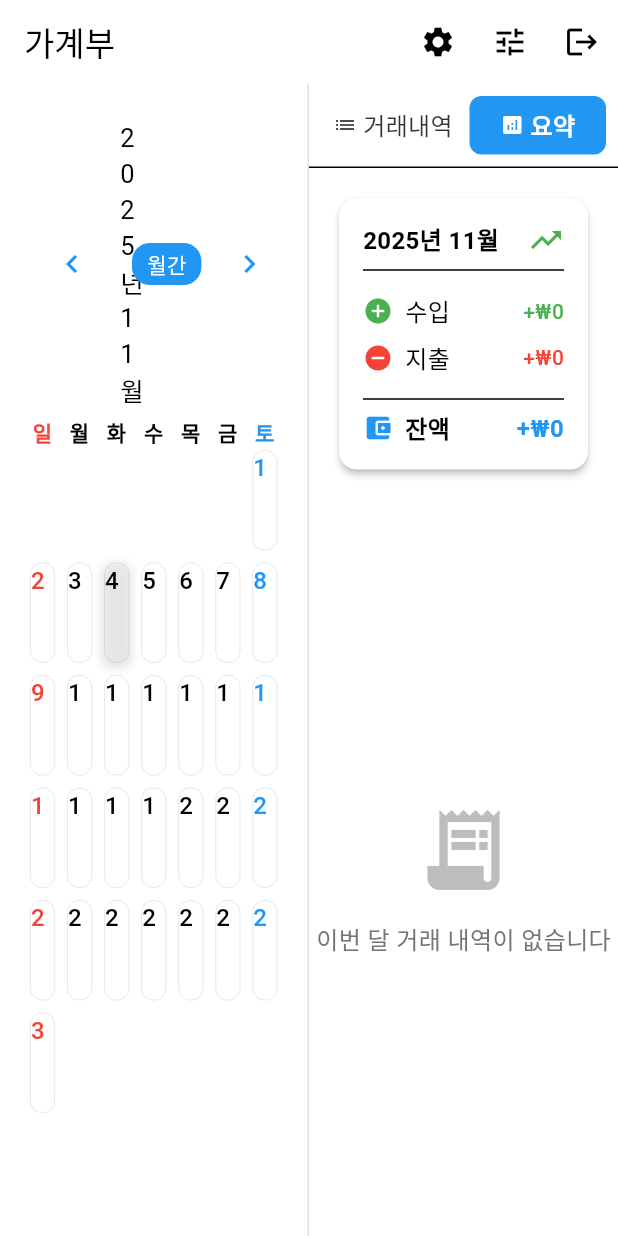
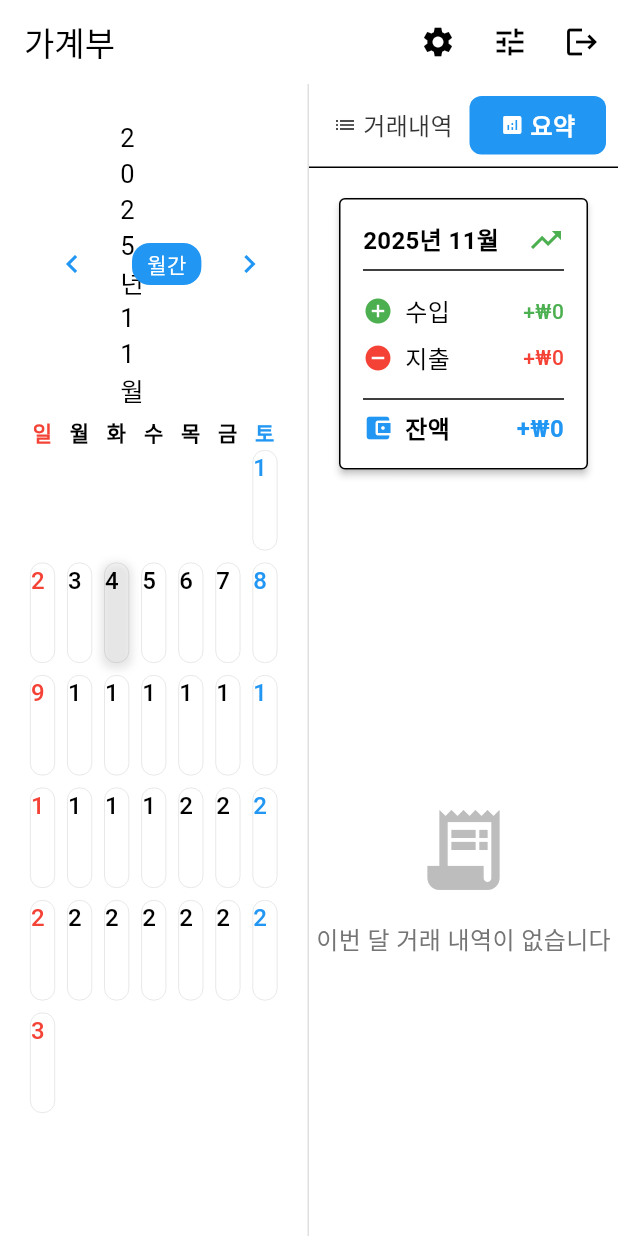
Before and after one commit to SourPringles/Just_A_Account_Book, a Flutter app: the screen it shows once a user with an empty profile is signed in, after a tap on "요약", on a phone screen of 412 x 824 dp. Run offline on Flutter 3.47's test engine with Material 3 defaults, Android fonts, the phone set to English and light mode, and no system bars; drawn by our look-alikes of table_calendar; our stand-ins replace cloud_firestore, firebase_auth, firebase_core, shared_preferences; missing offline and left inert: window_manager; accounts and stored records are empty; statements that could not run were skipped.

Commit message:
ui관련 변수 통합/리팩토링2

```diff
--- a/lib/main.dart
+++ b/lib/main.dart
@@ -1,5 +1,6 @@
 import 'package:flutter/material.dart';
 import 'package:flutter/foundation.dart';
+import 'package:flutter/rendering.dart';
 import 'dart:io' show Platform;
 
 import 'package:firebase_core/firebase_core.dart';
@@ -21,6 +22,13 @@ const Size windowScreenSize = Size(1280, 720);
 void main() async {
   WidgetsFlutterBinding.ensureInitialized();
   await initializeDateFormatting();
+
+  // 모든 위젯에 테두리 표시 (디버그 모드)
+  debugPaintSizeEnabled = false;
+  debugPaintBaselinesEnabled = false;
+  debugPaintPointersEnabled = false;
+  debugPaintLayerBordersEnabled = false;
+  debugRepaintRainbowEnabled = false;
 
   // Windows 플랫폼 전용 설정
   if (!kIsWeb && Platform.isWindows) {
--- a/lib/view/calendar/calendar_widget.dart
+++ b/lib/view/calendar/calendar_widget.dart
@@ -2,6 +2,7 @@ import 'package:just_a_account_book/view/calendar/sum_widget.dart';
 import 'package:flutter/material.dart';
 import '../uivalue/ui_layout.dart';
 import '../uivalue/ui_colors.dart';
+import '../uivalue/ui_text.dart';
 import 'package:table_calendar/table_calendar.dart';
 import 'package:firebase_auth/firebase_auth.dart';
 import 'package:intl/intl.dart';
@@ -10,23 +11,6 @@ import '../../models/transaction_model.dart';
 
 // UI 타입을 나타내는 enum
 enum CalendarUIType { mobile, window }
-
-// 캘린더 텍스트 스타일 클래스
-class CalendarTextStyles {
-  final double dayNumberSize;
-  final double amountSize;
-  final double headerSize;
-  final double dayOfWeekSize;
-  final double rowHeight;
-
-  const CalendarTextStyles({
-    required this.dayNumberSize,
-    required this.amountSize,
-    required this.headerSize,
-    required this.dayOfWeekSize,
-    required this.rowHeight,
-  });
-}
 
 class CalendarWidget extends StatefulWidget {
   final DateTime? initialSelectedDate;
@@ -183,34 +167,8 @@ class _CalendarWidgetState extends State<CalendarWidget> {
     return total;
   }
 
-  // UI 타입에 따른 텍스트 스타일 설정
-  CalendarTextStyles _getTextStyles() {
-    final uiType = widget.uiType ?? CalendarUIType.mobile; // null이면 모바일로 기본 설정
-
-    switch (uiType) {
-      case CalendarUIType.window:
-        return CalendarTextStyles(
-          dayNumberSize: 16.0,
-          amountSize: 12.0,
-          headerSize: 16.0,
-          dayOfWeekSize: 14.0,
-          rowHeight: 75.0,
-        );
-      case CalendarUIType.mobile:
-        return CalendarTextStyles(
-          dayNumberSize: 14.0,
-          amountSize: 10.0,
-          headerSize: 14.0,
-          dayOfWeekSize: 14.0,
-          rowHeight: 80.0,
-        );
-    }
-  }
-
   // 기본 날짜 셀 디자인 생성 함수
   Widget _buildDefaultCell(BuildContext context, DateTime date) {
-    final textStyles = _getTextStyles();
-
     // 다크 모드는 UIColors.textPrimaryColor에서 처리
 
     // 요일에 따른 날짜 색상 설정 (주말은 예외)
@@ -257,7 +215,7 @@ class _CalendarWidgetState extends State<CalendarWidget> {
             child: Text(
               date.day.toString(),
               style: TextStyle(
-                fontSize: textStyles.dayNumberSize,
+                fontSize: UIText.calendarDayNumber,
                 fontWeight: FontWeight.w500,
                 color: dateTextColor,
               ),
@@ -275,7 +233,7 @@ class _CalendarWidgetState extends State<CalendarWidget> {
                   Text(
                     income > 0 ? '+${formatAmount(income)}' : '',
                     style: TextStyle(
-                      fontSize: textStyles.amountSize,
+                      fontSize: UIText.calendarAmount,
                       color: Colors.blue,
                       fontWeight: FontWeight.w500,
                     ),
@@ -286,7 +244,7 @@ class _CalendarWidgetState extends State<CalendarWidget> {
                   Text(
                     expense > 0 ? '-${formatAmount(expense)}' : '',
                     style: TextStyle(
-                      fontSize: textStyles.amountSize,
+                      fontSize: UIText.calendarAmount,
                       color: Colors.red,
                       fontWeight: FontWeight.w500,
                     ),
@@ -304,8 +262,6 @@ class _CalendarWidgetState extends State<CalendarWidget> {
 
   @override
   Widget build(BuildContext context) {
-    final textStyles = _getTextStyles();
-
     return Align(
       alignment: Alignment.topCenter,
       child: Column(
@@ -360,24 +316,24 @@ class _CalendarWidgetState extends State<CalendarWidget> {
               cellMargin: EdgeInsets.all(UILayout.tinyGap / 2),
               cellPadding: EdgeInsets.all(UILayout.tinyGap),
               // 기본 텍스트 스타일
-              defaultTextStyle: TextStyle(fontSize: textStyles.dayNumberSize),
+              defaultTextStyle: TextStyle(fontSize: UIText.calendarDayNumber),
               weekendTextStyle: TextStyle(
-                fontSize: textStyles.dayNumberSize,
+                fontSize: UIText.calendarDayNumber,
                 color: UIColors.sundayTextColor(context),
               ),
               // 셀의 최소 높이 설정
               rowDecoration: const BoxDecoration(),
             ),
-            rowHeight: textStyles.rowHeight, // UI 타입에 따른 행 높이
+            rowHeight: UIText.calendarRowHeight,
             daysOfWeekStyle: DaysOfWeekStyle(
               // 요일 헤더의 높이와 스타일 조정
               weekdayStyle: TextStyle(
-                fontSize: textStyles.dayOfWeekSize,
+                fontSize: UIText.calendarDayOfWeek,
                 fontWeight: FontWeight.w600,
                 color: UIColors.textPrimaryColor(context),
               ),
               weekendStyle: TextStyle(
-                fontSize: textStyles.dayOfWeekSize,
+                fontSize: UIText.calendarDayOfWeek,
                 fontWeight: FontWeight.w600,
                 color: UIColors.sundayTextColor(context),
               ),
@@ -392,7 +348,7 @@ class _CalendarWidgetState extends State<CalendarWidget> {
               ),
               formatButtonTextStyle: TextStyle(
                 color: UIColors.onPrimaryColor(context),
-                fontSize: textStyles.headerSize - 2,
+                fontSize: UIText.calendarHeader - 2,
               ),
               leftChevronIcon: const Icon(
                 Icons.chevron_left,
@@ -493,7 +449,7 @@ class _CalendarWidgetState extends State<CalendarWidget> {
                     text,
                     style: TextStyle(
                       color: textColor,
-                      fontSize: textStyles.dayOfWeekSize,
+                      fontSize: UIText.calendarDayOfWeek,
                       fontWeight: FontWeight.w600,
                       height: 1.2,
                     ),
@@ -509,11 +465,7 @@ class _CalendarWidgetState extends State<CalendarWidget> {
               val: _getWeeklyTotal().toInt(),
               label: '주간 합계',
               color: UIColors.textPrimaryColor(context),
-              fontSize:
-                  (widget.uiType ?? CalendarUIType.mobile) ==
-                      CalendarUIType.window
-                  ? 22.0
-                  : 20.0,
+              fontSize: 22.0,
             ),
         ],
       ),
--- a/lib/view/uivalue/ui_colors.dart
+++ b/lib/view/uivalue/ui_colors.dart
@@ -78,6 +78,28 @@ class UIColors {
       ),
       scaffoldBackgroundColor: lightBackgroundColor,
       useMaterial3: true,
+      // 모든 위젯에 디버그 테두리 추가
+      extensions: [
+        _DebugBorderTheme(),
+      ],
+      // Container 기본 장식
+      cardTheme: CardThemeData(
+        shape: RoundedRectangleBorder(
+          side: BorderSide(color: Colors.black, width: 1),
+          borderRadius: BorderRadius.circular(4),
+        ),
+      ),
+      inputDecorationTheme: InputDecorationTheme(
+        border: OutlineInputBorder(
+          borderSide: BorderSide(color: Colors.black, width: 1),
+        ),
+        enabledBorder: OutlineInputBorder(
+          borderSide: BorderSide(color: Colors.black, width: 1),
+        ),
+        focusedBorder: OutlineInputBorder(
+          borderSide: BorderSide(color: Colors.black, width: 2),
+        ),
+      ),
     );
   }
 
@@ -93,6 +115,39 @@ class UIColors {
       ),
       scaffoldBackgroundColor: darkBackgroundColor,
       useMaterial3: true,
+      // 모든 위젯에 디버그 테두리 추가
+      extensions: [
+        _DebugBorderTheme(),
+      ],
+      // Container 기본 장식
+      cardTheme: CardThemeData(
+        shape: RoundedRectangleBorder(
+          side: BorderSide(color: Colors.black, width: 1),
+          borderRadius: BorderRadius.circular(4),
+        ),
+      ),
+      inputDecorationTheme: InputDecorationTheme(
+        border: OutlineInputBorder(
+          borderSide: BorderSide(color: Colors.black, width: 1),
+        ),
+        enabledBorder: OutlineInputBorder(
+          borderSide: BorderSide(color: Colors.black, width: 1),
+        ),
+        focusedBorder: OutlineInputBorder(
+          borderSide: BorderSide(color: Colors.black, width: 2),
+        ),
+      ),
     );
   }
 }
+
+class _DebugBorderTheme extends ThemeExtension<_DebugBorderTheme> {
+  @override
+  ThemeExtension<_DebugBorderTheme> copyWith() => this;
+
+  @override
+  ThemeExtension<_DebugBorderTheme> lerp(
+    ThemeExtension<_DebugBorderTheme>? other,
+    double t,
+  ) => this;
+}
--- a/lib/view/uivalue/ui_text.dart
+++ b/lib/view/uivalue/ui_text.dart
@@ -11,6 +11,14 @@ class UIText {
   static const double smallFontSize = 12.0; // 작은 폰트 크기 (트랜잭션 위젯 내용, 트랜잭션 상세보기 창 내부 등)
   static const double mediumFontSize = 16.0; // 중간 폰트 크기 (캘린더 연/월, 트랜잭션 위젯 제목 등)
   static const double largeFontSize = 20.0; // 큰 폰트 크기 (페이지 제목 등)
+
+  // ========== 캘린더 전용 폰트 크기 정의 ==========
+
+  static const double calendarDayNumber = mediumFontSize; // 캘린더 날짜 숫자
+  static const double calendarAmount = smallFontSize; // 캘린더 금액
+  static const double calendarHeader = mediumFontSize; // 캘린더 헤더
+  static const double calendarDayOfWeek = mediumFontSize - 2; // 캘린더 요일
+  static const double calendarRowHeight = 75.0; // 캘린더 행 높이
 
   // ========== 폰트 패밀리 정의 ==========
   // 앱 전체에서 사용할 폰트를 여기서 수정 가능
```
